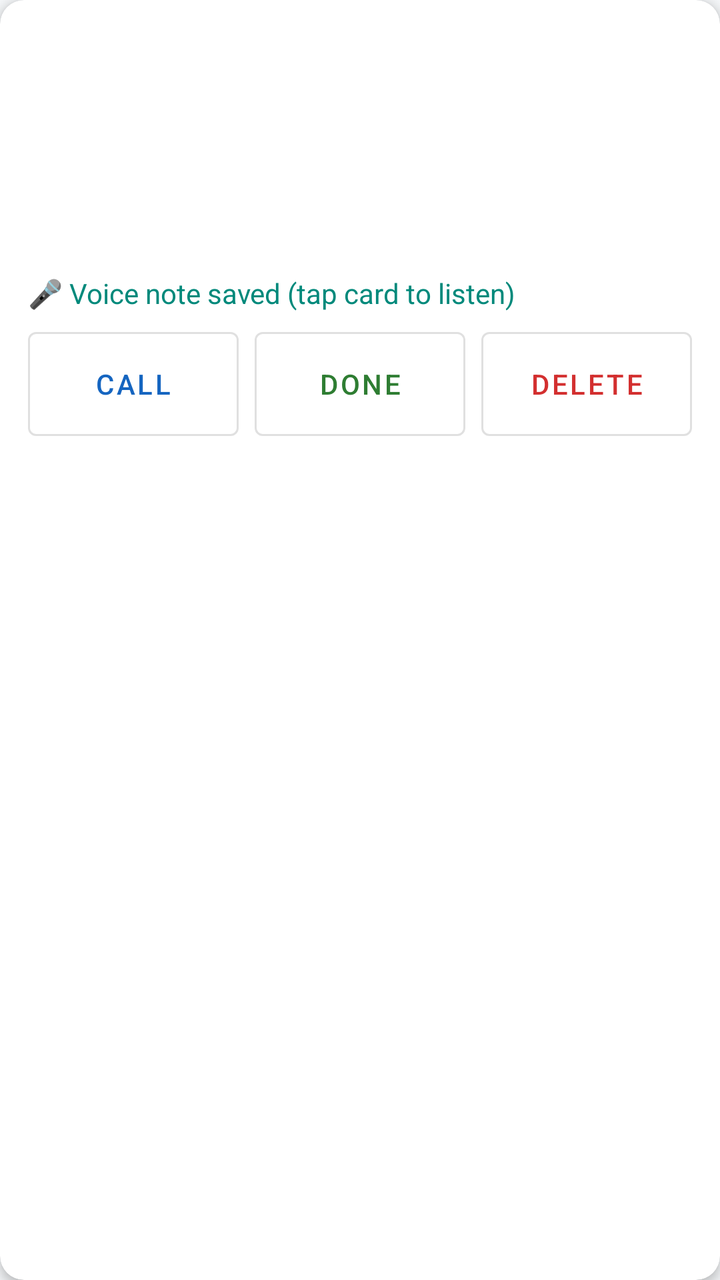
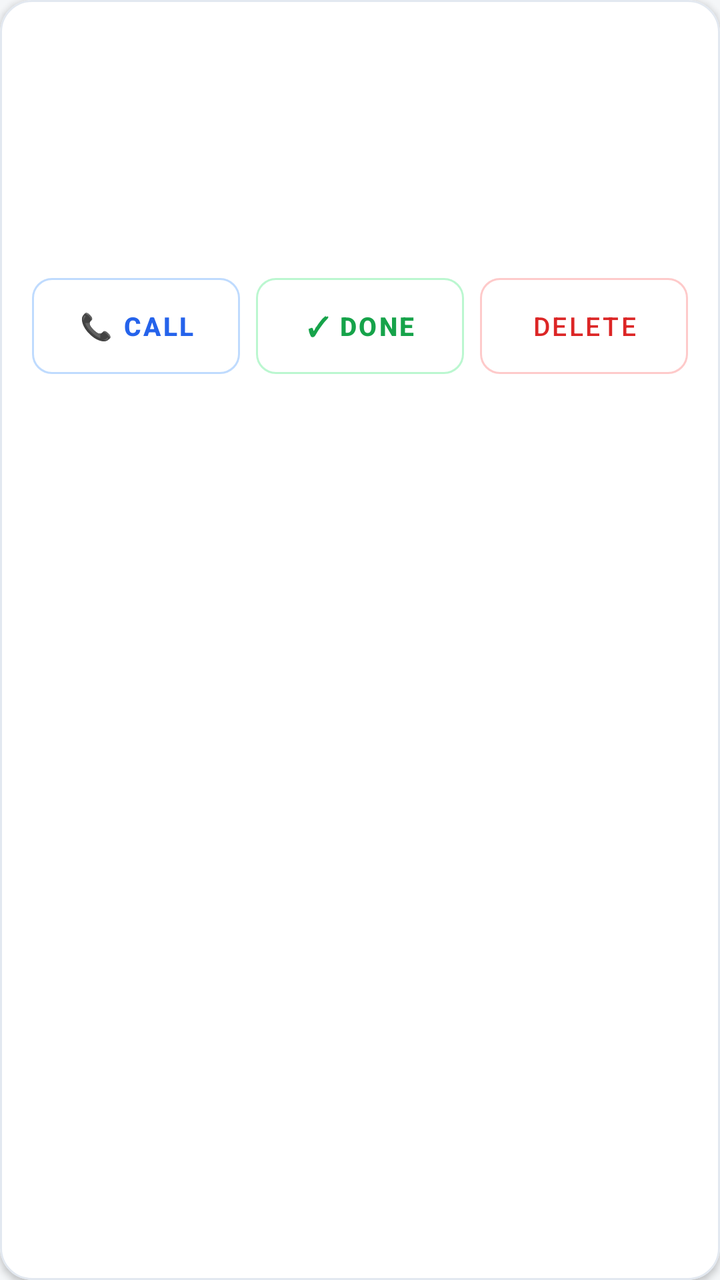

Two renders of the same Android screen: before a commit and after it. Below are the layout's source before the change and the commit's diff.
<!-- AndroidManifest.xml: application theme Theme.Dukaan -->
<!-- res/layout/item_lead.xml -->
<?xml version="1.0" encoding="utf-8"?>
<com.google.android.material.card.MaterialCardView xmlns:android="http://schemas.android.com/apk/res/android"
    xmlns:app="http://schemas.android.com/apk/res-auto"
    android:layout_width="match_parent"
    android:layout_height="wrap_content"
    android:layout_marginStart="12dp"
    android:layout_marginTop="8dp"
    android:layout_marginEnd="12dp"
    app:cardCornerRadius="12dp"
    app:cardElevation="3dp">

    <LinearLayout
        android:layout_width="match_parent"
        android:layout_height="wrap_content"
        android:orientation="vertical"
        android:padding="14dp">

        <LinearLayout
            android:layout_width="match_parent"
            android:layout_height="wrap_content"
            android:orientation="horizontal">

            <TextView
                android:id="@+id/tvName"
                android:layout_width="0dp"
                android:layout_height="wrap_content"
                android:layout_weight="1"
                android:textColor="#212121"
                android:textSize="20sp"
                android:textStyle="bold" />

            <TextView
                android:id="@+id/tvStatus"
                android:layout_width="wrap_content"
                android:layout_height="wrap_content"
                android:textSize="15sp"
                android:textStyle="bold" />
        </LinearLayout>

        <TextView
            android:id="@+id/tvProduct"
            android:layout_width="match_parent"
            android:layout_height="wrap_content"
            android:layout_marginTop="4dp"
            android:textColor="#424242"
            android:textSize="16sp" />

        <TextView
            android:id="@+id/tvExtra"
            android:layout_width="match_parent"
            android:layout_height="wrap_content"
            android:layout_marginTop="2dp"
            android:textColor="#424242"
            android:textSize="16sp" />

        <TextView
            android:id="@+id/tvDate"
            android:layout_width="match_parent"
            android:layout_height="wrap_content"
            android:layout_marginTop="2dp"
            android:textColor="#424242"
            android:textSize="16sp" />

        <TextView
            android:id="@+id/tvNote"
            android:layout_width="match_parent"
            android:layout_height="wrap_content"
            android:layout_marginTop="2dp"
            android:maxLines="2"
            android:ellipsize="end"
            android:textColor="@color/grey"
            android:textSize="14sp" />

        <TextView
            android:id="@+id/tvVoice"
            android:layout_width="match_parent"
            android:layout_height="wrap_content"
            android:layout_marginTop="2dp"
            android:text="🎤 Voice note saved (tap card to listen)"
            android:textColor="@color/accent"
            android:textSize="14sp" />

        <LinearLayout
            android:layout_width="match_parent"
            android:layout_height="wrap_content"
            android:layout_marginTop="10dp"
            android:orientation="horizontal">

            <com.google.android.material.button.MaterialButton
                android:id="@+id/btnCall"
                style="@style/Widget.MaterialComponents.Button.OutlinedButton"
                android:layout_width="0dp"
                android:layout_height="52dp"
                android:layout_marginEnd="4dp"
                android:layout_weight="1"
                android:insetTop="0dp"
                android:insetBottom="0dp"
                android:padding="0dp"
                android:text="CALL"
                android:textSize="14sp" />

            <com.google.android.material.button.MaterialButton
                android:id="@+id/btnDone"
                style="@style/Widget.MaterialComponents.Button.OutlinedButton"
                android:layout_width="0dp"
                android:layout_height="52dp"
                android:layout_marginStart="4dp"
                android:layout_marginEnd="4dp"
                android:layout_weight="1"
                android:insetTop="0dp"
                android:insetBottom="0dp"
                android:padding="0dp"
                android:text="DONE"
                android:textColor="@color/green"
                android:textSize="14sp" />

            <com.google.android.material.button.MaterialButton
                android:id="@+id/btnDelete"
                style="@style/Widget.MaterialComponents.Button.OutlinedButton"
                android:layout_width="0dp"
                android:layout_height="52dp"
                android:layout_marginStart="4dp"
                android:layout_weight="1"
                android:insetTop="0dp"
                android:insetBottom="0dp"
                android:padding="0dp"
                android:text="DELETE"
                android:textColor="@color/red"
                android:textSize="14sp" />
        </LinearLayout>
    </LinearLayout>
</com.google.android.material.card.MaterialCardView>
<!-- resources referenced by this layout -->
<resources>
  <color name="accent">#00897B</color>
  <color name="green">#2E7D32</color>
  <color name="grey">#757575</color>
  <color name="red">#D32F2F</color>
  <style name="Theme.Dukaan" parent="Theme.MaterialComponents.Light.NoActionBar">
          <item name="colorPrimary">@color/primary</item>
          <item name="colorPrimaryVariant">@color/primary_dark</item>
          <item name="colorOnPrimary">@android:color/white</item>
          <item name="colorSecondary">@color/accent</item>
          <item name="android:statusBarColor">@color/primary_dark</item>
          <item name="android:windowBackground">@color/bg</item>
      </style>
  <color name="primary">#1565C0</color>
  <color name="primary_dark">#0D47A1</color>
  <color name="bg">#F4F6F8</color>
</resources>

<!-- the commit's change to res/layout/item_lead.xml (unified diff, before → after) -->
@@ -4,129 +4,215 @@
     android:layout_width="match_parent"
     android:layout_height="wrap_content"
     android:layout_marginStart="12dp"
-    android:layout_marginTop="8dp"
+    android:layout_marginTop="6dp"
     android:layout_marginEnd="12dp"
-    app:cardCornerRadius="12dp"
-    app:cardElevation="3dp">
+    android:layout_marginBottom="6dp"
+    app:cardBackgroundColor="@android:color/white"
+    app:cardCornerRadius="16dp"
+    app:cardElevation="2dp"
+    app:strokeColor="#E2E8F0"
+    app:strokeWidth="1dp">
 
     <LinearLayout
         android:layout_width="match_parent"
         android:layout_height="wrap_content"
         android:orientation="vertical"
-        android:padding="14dp">
-
+        android:padding="16dp">
+
+        
         <LinearLayout
             android:layout_width="match_parent"
             android:layout_height="wrap_content"
+            android:gravity="center_vertical"
             android:orientation="horizontal">
 
             <TextView
+                android:id="@+id/tvTypeBadge"
+                android:layout_width="wrap_content"
+                android:layout_height="wrap_content"
+                android:layout_marginEnd="8dp"
+                android:paddingStart="8dp"
+                android:paddingTop="3dp"
+                android:paddingEnd="8dp"
+                android:paddingBottom="3dp"
+                android:textSize="11sp"
+                android:textStyle="bold" />
+
+            <TextView
                 android:id="@+id/tvName"
                 android:layout_width="0dp"
                 android:layout_height="wrap_content"
                 android:layout_weight="1"
-                android:textColor="#212121"
-                android:textSize="20sp"
+                android:textColor="#0F172A"
+                android:textSize="18sp"
                 android:textStyle="bold" />
 
             <TextView
                 android:id="@+id/tvStatus"
                 android:layout_width="wrap_content"
                 android:layout_height="wrap_content"
-                android:textSize="15sp"
+                android:paddingStart="10dp"
+                android:paddingTop="3dp"
+                android:paddingEnd="10dp"
+                android:paddingBottom="3dp"
+                android:textSize="12sp"
                 android:textStyle="bold" />
         </LinearLayout>
 
+        
+        <TextView
+            android:id="@+id/tvAmount"
+            android:layout_width="wrap_content"
+            android:layout_height="wrap_content"
+            android:layout_marginTop="6dp"
+            android:textColor="#16A34A"
+            android:textSize="18sp"
+            android:textStyle="bold"
+            android:visibility="gone" />
+
+        
         <TextView
             android:id="@+id/tvProduct"
             android:layout_width="match_parent"
             android:layout_height="wrap_content"
             android:layout_marginTop="4dp"
-            android:textColor="#424242"
-            android:textSize="16sp" />
-
+            android:textColor="#334155"
+            android:textSize="15sp" />
+
+        
         <TextView
             android:id="@+id/tvExtra"
             android:layout_width="match_parent"
             android:layout_height="wrap_content"
             android:layout_marginTop="2dp"
-            android:textColor="#424242"
-            android:textSize="16sp" />
-
+            android:textColor="#475569"
+            android:textSize="14sp" />
+
+        
         <TextView
             android:id="@+id/tvDate"
             android:layout_width="match_parent"
             android:layout_height="wrap_content"
             android:layout_marginTop="2dp"
-            android:textColor="#424242"
-            android:textSize="16sp" />
-
+            android:textColor="#64748B"
+            android:textSize="13sp" />
+
+        
         <TextView
             android:id="@+id/tvNote"
             android:layout_width="match_parent"
             android:layout_height="wrap_content"
-            android:layout_marginTop="2dp"
+            android:layout_marginTop="4dp"
+            android:ellipsize="end"
             android:maxLines="2"
-            android:ellipsize="end"
-            android:textColor="@color/grey"
-            android:textSize="14sp" />
-
-        <TextView
-            android:id="@+id/tvVoice"
-            android:layout_width="match_parent"
-            android:layout_height="wrap_content"
-            android:layout_marginTop="2dp"
-            android:text="🎤 Voice note saved (tap card to listen)"
-            android:textColor="@color/accent"
-            android:textSize="14sp" />
-
+            android:textColor="#64748B"
+            android:textSize="13sp" />
+
+        
         <LinearLayout
+            android:id="@+id/layoutVoice"
             android:layout_width="match_parent"
             android:layout_height="wrap_content"
             android:layout_marginTop="10dp"
+            android:background="@drawable/bg_voice_note"
+            android:gravity="center_vertical"
+            android:orientation="horizontal"
+            android:paddingStart="12dp"
+            android:paddingTop="8dp"
+            android:paddingEnd="12dp"
+            android:paddingBottom="8dp"
+            android:visibility="gone">
+
+            <ImageView
+                android:id="@+id/ivAudioIcon"
+                android:layout_width="22dp"
+                android:layout_height="22dp"
+                android:src="@drawable/ic_volume_up" />
+
+            <TextView
+                android:id="@+id/tvVoiceLabel"
+                android:layout_width="0dp"
+                android:layout_height="wrap_content"
+                android:layout_marginStart="8dp"
+                android:layout_weight="1"
+                android:text="Voice note attached"
+                android:textColor="#065F46"
+                android:textSize="13sp"
+                android:textStyle="bold" />
+
+            <com.google.android.material.button.MaterialButton
+                android:id="@+id/btnPlayVoice"
+                android:layout_width="wrap_content"
+                android:layout_height="38dp"
+                android:backgroundTint="#059669"
+                android:insetTop="0dp"
+                android:insetBottom="0dp"
+                android:paddingStart="12dp"
+                android:paddingEnd="12dp"
+                android:text="▶ LISTEN"
+                android:textColor="@android:color/white"
+                android:textSize="12sp"
+                android:textStyle="bold"
+                app:cornerRadius="19dp" />
+        </LinearLayout>
+
+        
+        <LinearLayout
+            android:layout_width="match_parent"
+            android:layout_height="wrap_content"
+            android:layout_marginTop="12dp"
             android:orientation="horizontal">
 
             <com.google.android.material.button.MaterialButton
                 android:id="@+id/btnCall"
                 style="@style/Widget.MaterialComponents.Button.OutlinedButton"
                 android:layout_width="0dp"
-                android:layout_height="52dp"
+                android:layout_height="48dp"
                 android:layout_marginEnd="4dp"
                 android:layout_weight="1"
                 android:insetTop="0dp"
                 android:insetBottom="0dp"
                 android:padding="0dp"
-                android:text="CALL"
-                android:textSize="14sp" />
+                android:text="📞 CALL"
+                android:textColor="#2563EB"
+                android:textSize="13sp"
+                android:textStyle="bold"
+                app:cornerRadius="10dp"
+                app:strokeColor="#BFDBFE" />
 
             <com.google.android.material.button.MaterialButton
                 android:id="@+id/btnDone"
                 style="@style/Widget.MaterialComponents.Button.OutlinedButton"
                 android:layout_width="0dp"
-                android:layout_height="52dp"
+                android:layout_height="48dp"
                 android:layout_marginStart="4dp"
                 android:layout_marginEnd="4dp"
                 android:layout_weight="1"
                 android:insetTop="0dp"
                 android:insetBottom="0dp"
                 android:padding="0dp"
-                android:text="DONE"
-                android:textColor="@color/green"
-                android:textSize="14sp" />
+                android:text="✓ DONE"
+                android:textColor="#16A34A"
+                android:textSize="13sp"
+                android:textStyle="bold"
+                app:cornerRadius="10dp"
+                app:strokeColor="#BBF7D0" />
 
             <com.google.android.material.button.MaterialButton
                 android:id="@+id/btnDelete"
                 style="@style/Widget.MaterialComponents.Button.OutlinedButton"
                 android:layout_width="0dp"
-                android:layout_height="52dp"
+                android:layout_height="48dp"
                 android:layout_marginStart="4dp"
                 android:layout_weight="1"
                 android:insetTop="0dp"
                 android:insetBottom="0dp"
                 android:padding="0dp"
                 android:text="DELETE"
-                android:textColor="@color/red"
-                android:textSize="14sp" />
+                android:textColor="#DC2626"
+                android:textSize="13sp"
+                app:cornerRadius="10dp"
+                app:strokeColor="#FECACA" />
         </LinearLayout>
     </LinearLayout>
 </com.google.android.material.card.MaterialCardView>
<!-- resource entries referenced after the edit -->
@@ -1,9 +1,26 @@
 <!-- resources referenced by this layout -->
 <resources>
+  <!-- drawable bg_voice_note (drawable) -->
+  <?xml version="1.0" encoding="utf-8"?>
+  <shape xmlns:android="http://schemas.android.com/apk/res/android"
+      android:shape="rectangle">
+      <corners android:radius="10dp" />
+      <solid android:color="#F0FDF4" />
+      <stroke
+          android:width="1dp"
+          android:color="#BBF7D0" />
+  </shape>
+  <!-- drawable ic_volume_up (drawable) -->
+  <vector xmlns:android="http://schemas.android.com/apk/res/android"
+      android:width="24dp"
+      android:height="24dp"
+      android:viewportWidth="24"
+      android:viewportHeight="24">
+    <path
+        android:fillColor="#0D9488"
+        android:pathData="M3,9v6h4l5,5V4L7,9H3zm13.5,3c0,-1.77 -1.02,-3.29 -2.5,-4.03v8.05c1.48,-0.73 2.5,-2.25 2.5,-4.02zM14,3.23v2.06c2.89,0.86 5,3.54 5,6.71s-2.11,5.85 -5,6.71v2.06c4.01,-0.91 7,-4.49 7,-8.77s-2.99,-7.86 -7,-8.77z"/>
+  </vector>
   <color name="accent">#00897B</color>
-  <color name="green">#2E7D32</color>
-  <color name="grey">#757575</color>
-  <color name="red">#D32F2F</color>
   <style name="Theme.Dukaan" parent="Theme.MaterialComponents.Light.NoActionBar">
           <item name="colorPrimary">@color/primary</item>
           <item name="colorPrimaryVariant">@color/primary_dark</item>
